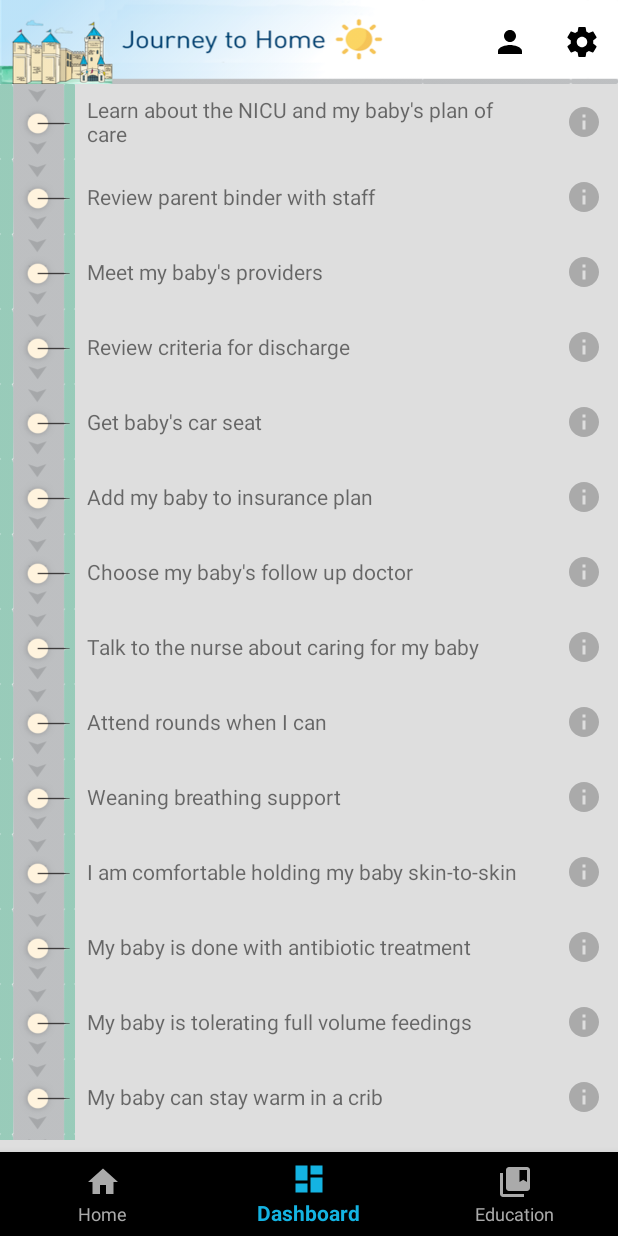
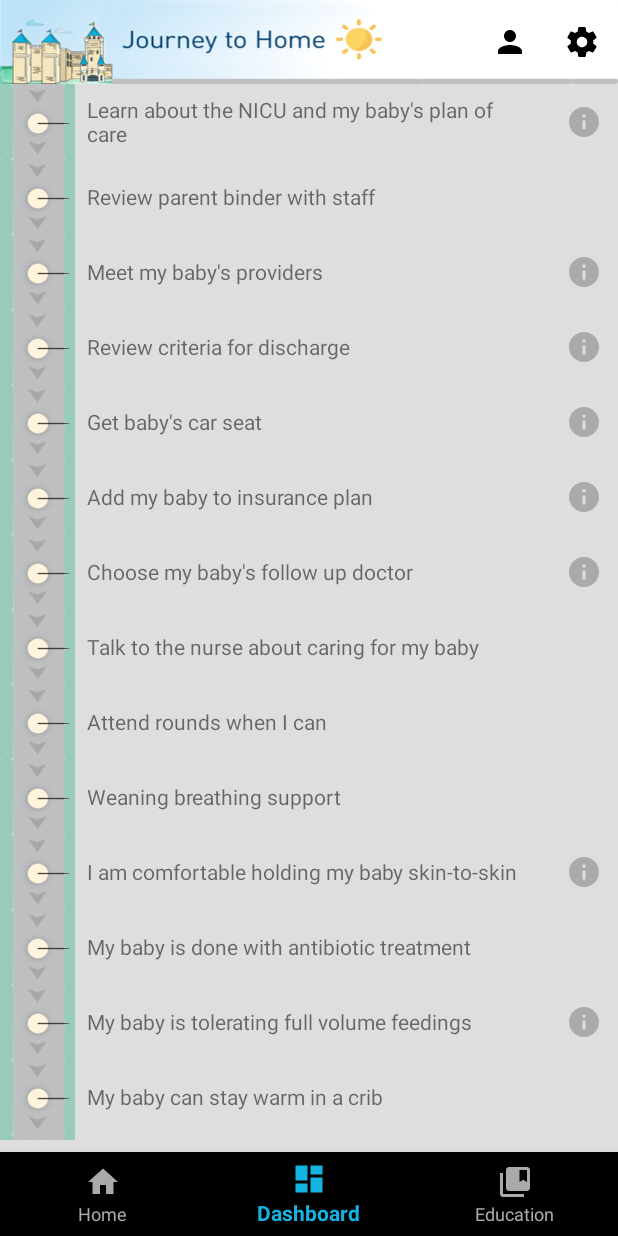
Before and after one commit to DawnVisions/JourneyHome, an Android app: the screen it shows after launch (MainActivity), item 2 of the bottom bar chosen, on a phone screen of 412 x 824 dp. Run offline under Robolectric (Android 15) with nearby library versions, the phone set to English and light mode, and no system bars.

Commit message:
Fixed visiblity and item click bugs

```diff
--- a/app/src/main/java/com/dawnvisions/journeyhome/TaskViewAdapter.java
+++ b/app/src/main/java/com/dawnvisions/journeyhome/TaskViewAdapter.java
@@ -9,7 +9,9 @@ import android.view.ViewGroup;
 import android.widget.ImageButton;
 import android.widget.ImageView;
 import android.widget.TextView;
+import android.widget.Toast;
 
+import java.util.LinkedList;
 import java.util.List;
 
 
@@ -21,7 +23,16 @@ public class TaskViewAdapter extends RecyclerView.Adapter<TaskViewAdapter.ViewHo
 
     public TaskViewAdapter(Context context, List<Task> objects)
     {
-        tasks = objects;
+        LinkedList<Task> activeTasks = new LinkedList<Task>();
+        for (Task task : objects)
+        {
+            if (task.active)
+            {
+                activeTasks.add(task);
+            }
+        }
+        tasks = activeTasks;
+
         mContext = context;
     }
 
@@ -38,7 +49,9 @@ public class TaskViewAdapter extends RecyclerView.Adapter<TaskViewAdapter.ViewHo
     @Override
     public void onBindViewHolder(TaskViewAdapter.ViewHolder holder, int position)
     {
-        Task item = tasks.get(position);
+        final Task item = tasks.get(position);
+
+            holder.descriptionTv.setText(item.instruction);
 
             if (item.completed)
             {
@@ -48,17 +61,35 @@ public class TaskViewAdapter extends RecyclerView.Adapter<TaskViewAdapter.ViewHo
             {
                 holder.imageView.setImageResource(R.drawable.ic_task);
             }
-            holder.descriptionTv.setText(item.instruction);
-            if (!item.active)
-            {
-                holder.itemView.setVisibility(View.GONE);
-                holder.itemView.setLayoutParams(new RecyclerView.LayoutParams(0, 0));
-            }
+
             if(!item.moreContent)
             {
-                //holder.infoButton.setVisibility(View.INVISIBLE);
-                //TODO: Fix visibility bug
+                holder.infoButton.setVisibility(View.INVISIBLE);
             }
+            else
+            {
+                holder.infoButton.setVisibility(View.VISIBLE);
+            }
+
+        holder.descriptionTv.setOnClickListener(new View.OnClickListener()
+        {
+            @Override
+            public void onClick(View v)
+            {
+                //TODO: Dialog to complete task
+                Toast.makeText(mContext, "Complete task " + item.instruction, Toast.LENGTH_SHORT).show();
+            }
+        });
+
+        holder.infoButton.setOnClickListener(new View.OnClickListener()
+        {
+            @Override
+            public void onClick(View v)
+            {
+                //TODO: Open up more info activity
+                Toast.makeText(mContext, "More information " + item.instruction, Toast.LENGTH_SHORT).show();
+            }
+        });
 
     }
 
```
